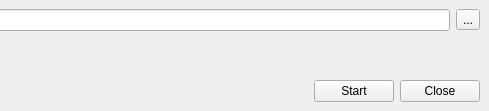
Before: the Qt Designer form ui/main.ui in iceanimations/renderShots, drawn with Qt 5; both pictures show x 326 to 815 and y 0 to 111 of the 815 by 111 pixel window.
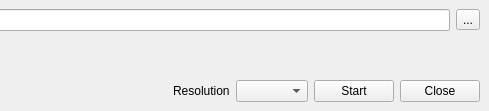
After: the same form once the commit is applied.

Commit message: resolution box and option vars added for path and resolution

Patch:
```diff
--- a/ui/main.ui
+++ b/ui/main.ui
@@ -65,6 +65,16 @@
         </property>
        </spacer>
       </item>
+      <item>
+       <widget class="QLabel" name="label_2">
+        <property name="text">
+         <string>Resolution</string>
+        </property>
+       </widget>
+      </item>
+      <item>
+       <widget class="QComboBox" name="resolutionBox"/>
+      </item>
       <item>
        <widget class="QPushButton" name="renderButton">
         <property name="minimumSize">
```
The commit also changes 3 other files.
